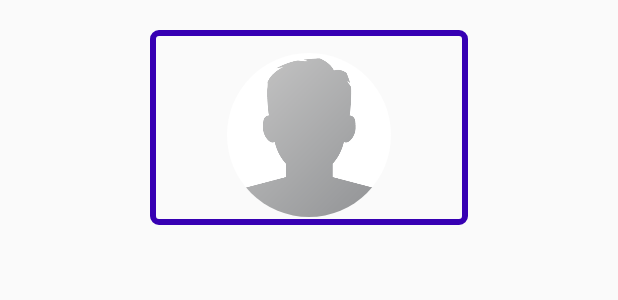
After one commit to vpscnoticeboard/Notice-Board, an Android app: the layout user_item_layout.xml on its own in the app's theme, with its tools: preview values and no code run, on a phone screen of 412 x 824 dp. The commit adds this screen. Shown: the top 300 px of the screen. Run offline under Robolectric (Android 15) with nearby library versions, the phone set to English and light mode, and no system bars.

Commit message:
notice board 6.s

```diff
--- a/app/src/main/java/com/example/projrctlogin/Register.kt
+++ b/app/src/main/java/com/example/projrctlogin/Register.kt
@@ -178,6 +178,7 @@ class Register : AppCompatActivity(), AdapterView.OnItemSelectedListener {
             {
                 gender="Female"
             }
+
             val dateofbirth=dob.text.toString()
             val typeofaccount=typebar.selectedItem.toString()
             val stream=streambar.selectedItem.toString()
--- a/app/src/main/res/layout/activity_account_setting2.xml
+++ b/app/src/main/res/layout/activity_account_setting2.xml
@@ -121,7 +121,7 @@
 
 
     <Button
-        android:id="@+id/delete_account_btn"
+        android:id="@+id/logout_account_btn"
         android:layout_width="match_parent"
         android:layout_height="wrap_content"
         android:layout_marginLeft="20dp"
--- a/app/src/main/res/layout/activity_loginpage.xml
+++ b/app/src/main/res/layout/activity_loginpage.xml
@@ -103,7 +103,7 @@
             app:layout_constraintTop_toBottomOf="@+id/loginid" />
 
         <EditText
-            android:id="@+id/password"
+            android:id="@+id/passwordlogin"
             style="@style/login_edit_text"
             android:layout_marginTop="17dp"
             android:autofillHints=""
@@ -123,7 +123,7 @@
             android:background="@color/colorwhite"
             app:layout_constraintEnd_toEndOf="parent"
             app:layout_constraintStart_toStartOf="parent"
-            app:layout_constraintTop_toBottomOf="@+id/password" />
+            app:layout_constraintTop_toBottomOf="@+id/passwordlogin" />
 
         <Button
             android:id="@+id/btnlogin"
--- /dev/null
+++ b/app/src/main/res/layout/user_item_layout.xml
@@ -0,0 +1,32 @@
+<?xml version="1.0" encoding="utf-8"?>
+<RelativeLayout xmlns:android="http://schemas.android.com/apk/res/android"
+    android:layout_width="match_parent"
+    android:layout_height="wrap_content"
+    android:layout_marginTop="20dp"
+    android:background="@drawable/button_black_background"
+    android:layout_marginLeft="100dp"
+    android:layout_marginRight="100dp"
+    android:layout_marginBottom="10dp"
+    >
+
+    <RelativeLayout
+        android:layout_width="wrap_content"
+        android:layout_height="wrap_content"
+        android:layout_centerHorizontal="true"
+        >
+
+        <de.hdodenhof.circleimageview.CircleImageView
+            android:id="@+id/user_profile_image_search"
+            android:layout_width="120dp"
+            android:layout_height="120dp"
+            android:src="@drawable/profile"
+            android:padding="5dp"
+            android:layout_marginTop="10dp"
+
+            >
+
+        </de.hdodenhof.circleimageview.CircleImageView>
+
+    </RelativeLayout>
+
+</RelativeLayout>
```
Also changed, not shown: app/src/main/java/com/example/projrctlogin/AccountSettingActivity2.kt (+9 -0 lines), app/src/main/java/com/example/projrctlogin/Loginpage.kt (+10 -7 lines).
